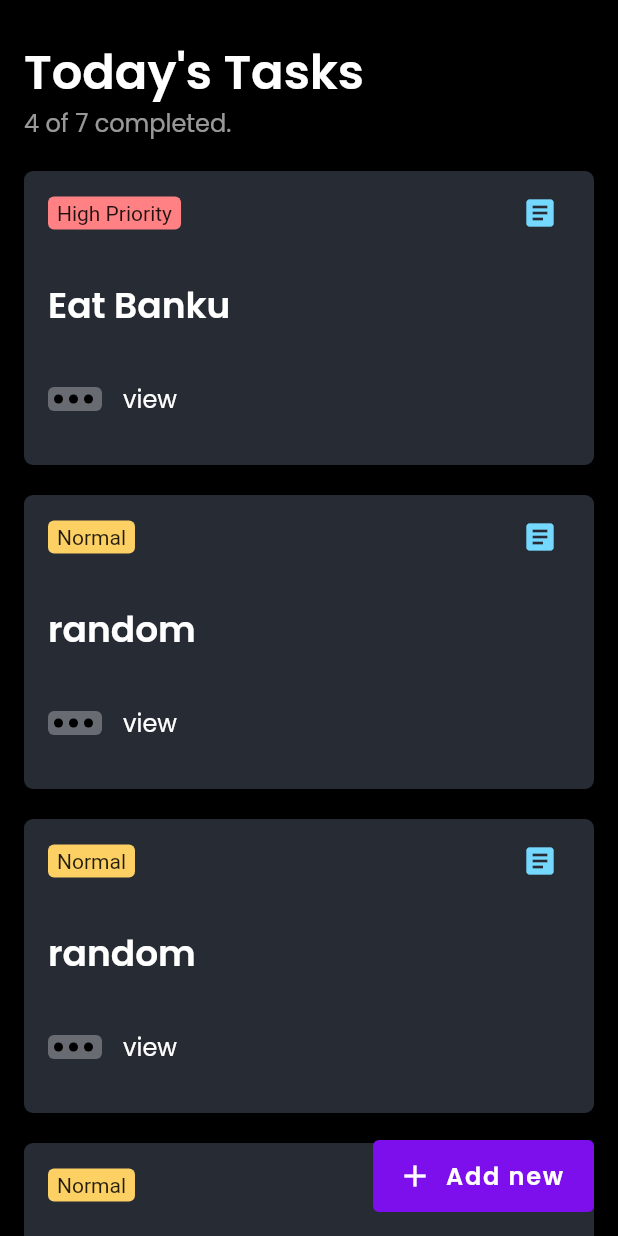
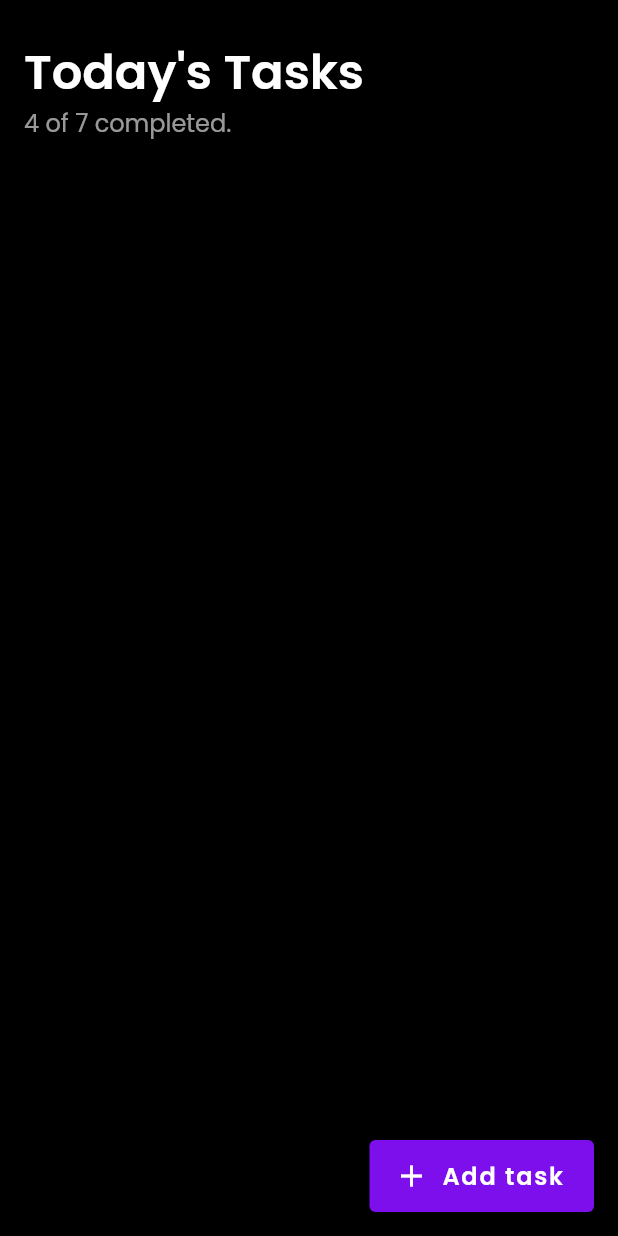
Before and after one commit to amenolabode/task_management, a Flutter app: the screen it shows after launch, on a phone screen of 412 x 824 dp. Run offline on Flutter 3.47's test engine with Material 2 defaults, Android fonts, the phone set to English and light mode, and no system bars.

Commit message:
dynamic task UI

```diff
--- a/lib/Components/task components/task_card.dart
+++ b/lib/Components/task components/task_card.dart
@@ -37,10 +37,9 @@ class _TaskCardState extends State<TaskCard> {
       padding: const EdgeInsets.fromLTRB(16, 4, 16, 16),
       child: GestureDetector(
         onTap: () {
-          setState(
-            () {
-              visibilityToggle = !visibilityToggle;
-            },
+          Navigator.push(
+            context,
+            MaterialPageRoute(builder: (context) => const TaskDetails()),
           );
         },
         child: Container(
@@ -84,7 +83,7 @@ class _TaskCardState extends State<TaskCard> {
                 ],
               ),
               Padding(
-                padding: const EdgeInsets.fromLTRB(0, 32, 0, 4),
+                padding: const EdgeInsets.fromLTRB(0, 40, 0, 0),
                 child: Text(widget.taskNote, style: cardHeader),
               ),
               Visibility(
@@ -97,26 +96,18 @@ class _TaskCardState extends State<TaskCard> {
                 ),
               ),
               Padding(
-                padding: const EdgeInsets.fromLTRB(0, 16, 0, 4),
+                padding: const EdgeInsets.fromLTRB(0, 12, 0, 8),
                 child: Visibility(
-                  visible: !visibilityToggle,
-                  child: Row(
-                    children: [
-                      MoreVert(),
-                      TextButton(
-                          onPressed: () {
-                            Navigator.push(
-                              context,
-                              MaterialPageRoute(
-                                  builder: (context) => const TaskDetails()),
-                            );
+                  // visible: !visibilityToggle,
+                  child: GestureDetector(
+                      onTap: () {
+                        setState(
+                          () {
+                            visibilityToggle = !visibilityToggle;
                           },
-                          child: Text(
-                            "view",
-                            style: bodyTextStyle,
-                          ))
-                    ],
-                  ),
+                        );
+                      },
+                      child: MoreVert()),
                 ),
               ),
             ],
--- a/lib/Screens/task_view.dart
+++ b/lib/Screens/task_view.dart
@@ -1,17 +1,28 @@
 import 'package:flutter/material.dart';
 import 'package:task_management/Components/task%20components/task_card.dart';
+import 'package:task_management/Screens/task_view_body.dart';
 import 'package:task_management/styles.dart';
 
-class TaskHome extends StatelessWidget {
+class TaskHome extends StatefulWidget {
   const TaskHome({Key? key}) : super(key: key);
+
+  @override
+  State<TaskHome> createState() => _TaskHomeState();
+}
+
+class _TaskHomeState extends State<TaskHome> {
+  TextEditingController textCollected = TextEditingController();
+  List<Widget> taskCards = [];
 
   @override
   Widget build(BuildContext context) {
     return Scaffold(
         floatingActionButton: FloatingActionButton.extended(
-        onPressed: () {},
+          onPressed: () {
+            addTasks(context);
+          },
           label: const Text(
-          "Add new",
+            "Add task",
             style: bodyBoldStyle,
           ),
           icon: const Icon(Icons.add),
@@ -21,76 +32,93 @@ class TaskHome extends StatelessWidget {
           backgroundColor: primaryColor,
           elevation: 0,
         ),
-      body: Stack(
+        body: TaskHomeBody(
+          TaskCards: taskCards,
+        ));
+  }
+
+  Future<dynamic> addTasks(BuildContext context) {
+    return showModalBottomSheet(
+      context: context,
+      builder: (context) {
+        return Padding(
+          padding: const EdgeInsets.all(16.0),
+          child: Wrap(
             children: [
-          Container(
-            color: Colors.black,
-          ),
-          ListView(
-            scrollDirection: Axis.vertical,
-            children: [
+              // checkListWidget("checkListText"),
               Padding(
-                padding: const EdgeInsets.fromLTRB(16, 24, 0, 16),
-                child: Column(
-                  crossAxisAlignment: CrossAxisAlignment.start,
-                  children: const [
-                    Text(
-                      "Today's Tasks",
-                      style: header,
-                    ),
-                    Text(
-                      "4 of 7 completed.",
-                      style: bodyTextStyleGrey,
-                    ),
-                  ],
+                padding: EdgeInsets.fromLTRB(0, 24, 0, 40),
+                child: TextField(
+                  controller: textCollected,
+                  decoration: InputDecoration(hintText: "Input Task Name"),
                 ),
               ),
-              const TaskCard(
-                cardStatus: "High Priority",
-                taskNote: "Eat Banku",
-                priorityColor: redColor,
-                subTaskListOne: "Yeah",
-                subTaskListTwo: "Durrhhh",
+              Center(
+                child: Padding(
+                  padding: const EdgeInsets.fromLTRB(0, 8, 0, 8),
+                  child: TextButton(
+                    onPressed: () {},
+                    child: const Text("+ Add checklist"),
                   ),
-              const TaskCard(
-                cardStatus: "Normal",
-                taskNote: "random",
-                priorityColor: yellowColor,
-                subTaskListOne: "Yeteey",
-                subTaskListTwo: "Explain this",
                 ),
-              const TaskCard(
-                cardStatus: "Normal",
-                taskNote: "random",
-                priorityColor: yellowColor,
-                subTaskListOne: "Yeteey",
-                subTaskListTwo: "Explain this",
               ),
-              const TaskCard(
-                cardStatus: "Normal",
-                taskNote: "random",
-                priorityColor: yellowColor,
-                subTaskListOne: "Yeteey",
-                subTaskListTwo: "Explain this",
+              Padding(
+                padding: const EdgeInsets.only(bottom: 32.0),
+                child: Center(
+                  child: TextButton(
+                    onPressed: () {
+                      addTaskItem();
+                      Navigator.pop(context);
+                    },
+                    child: Container(
+                      decoration: BoxDecoration(
+                          color: primaryColor,
+                          borderRadius: BorderRadius.circular(50)),
+                      child: const Padding(
+                        padding: EdgeInsets.fromLTRB(16, 8, 16, 8),
+                        child: Text(
+                          "Save Task",
+                          style: bodyTextStyle,
                         ),
-              const TaskCard(
-                cardStatus: "Normal",
-                taskNote: "random",
-                priorityColor: yellowColor,
-                subTaskListOne: "Yeteey",
-                subTaskListTwo: "Explain this",
                       ),
-              const TaskCard(
-                cardStatus: "Normal",
-                taskNote: "random",
-                priorityColor: yellowColor,
-                subTaskListOne: "Yeteey",
-                subTaskListTwo: "Explain this",
                     ),
-            ],
                   ),
+                ),
+              )
             ],
           ),
         );
+      },
+    );
+  }
+
+  Row checkListWidget(String checkListText) {
+    return Row(
+      children: [
+        Text(
+          checkListText,
+          style: darkBody2Style,
+        ),
+        const Expanded(
+          child: Icon(
+            Icons.remove_circle,
+            color: redColor,
+          ),
+        )
+      ],
+    );
+  }
+
+  void addTaskItem() {
+    String taskCardUpdate = textCollected.text.toString().trim();
+    var taskUIUpdate = TaskCard(
+      cardStatus: "cardStatus",
+      taskNote: taskCardUpdate,
+      priorityColor: redColor,
+      subTaskListOne: "subTaskListOne",
+      subTaskListTwo: "subTaskListTwo",
+    );
+    taskCards.add(taskUIUpdate);
+    setState(() {});
   }
 }
--- /dev/null
+++ b/lib/Screens/task_view_body.dart
@@ -0,0 +1,58 @@
+import 'package:flutter/material.dart';
+// import 'package:task_management/Components/task%20components/task_card.dart';
+import 'package:task_management/styles.dart';
+
+class TaskHomeBody extends StatelessWidget {
+  final TaskCards;
+
+  const TaskHomeBody({Key? key, required this.TaskCards}) : super(key: key);
+
+  @override
+  Widget build(BuildContext context) {
+    List<Widget> checkListItems = [];
+
+    return Stack(
+      children: [
+        Container(
+          color: Colors.black,
+        ),
+        SingleChildScrollView(
+          scrollDirection: Axis.vertical,
+          child: Column(
+            children: [
+              Padding(
+                padding: const EdgeInsets.fromLTRB(16, 24, 0, 16),
+                child: Column(
+                  crossAxisAlignment: CrossAxisAlignment.start,
+                  children: const [
+                    Text(
+                      "Today's Tasks",
+                      style: header,
+                    ),
+                    Text(
+                      "4 of 7 completed.",
+                      style: bodyTextStyleGrey,
+                    ),
+                  ],
+                ),
+              ),
+              Padding(
+                padding: const EdgeInsets.only(top: 8.0),
+                child: Column(
+                  children: TaskCards,
+                ),
+              ),
+            ],
+          ),
+        ),
+      ],
+    );
+    // TaskCard(
+    //             cardStatus: "High Priority", --- Three states
+    //             taskNote: "Eat Banku", --- TextField
+    //             priorityColor: redColor, --- Automated (if status = )
+    //             subTaskListOne: "Yeah", --- Add checkList +
+    //             subTaskListTwo: "Durrhhh",
+    //           )
+  }
+}
```
Also changed, not shown: lib/Screens/task_details/task_details.dart (+1 -19 lines), lib/Screens/task_details/taskdetails_body.dart (+6 -7 lines). Lines whose indentation alone changed are shown as unchanged.
